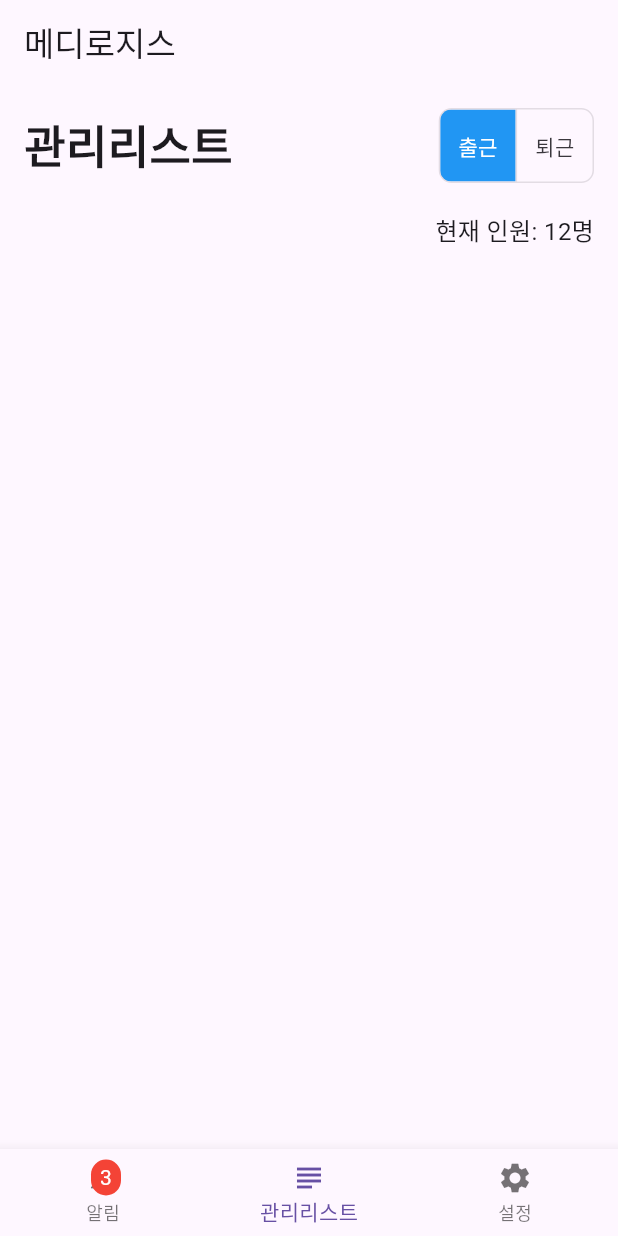
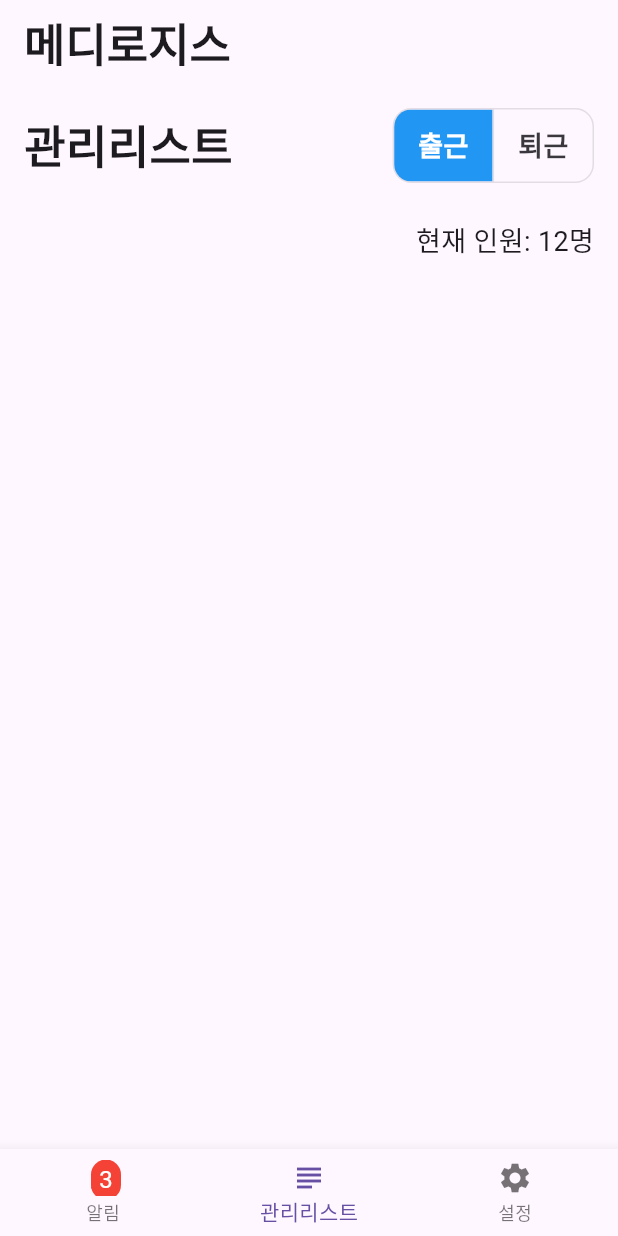
Before and after one commit to daniel4191/flutter_medi, a Flutter app: the screen it shows after launch, item 2 of the bottom bar chosen, after a tap on "출근", on a phone screen of 412 x 824 dp. Run offline on Flutter 3.47's test engine with Material 3 defaults, Android fonts, the phone set to English and light mode, and no system bars.

Commit message:
more adjust to better way

```diff
--- a/lib/main.dart
+++ b/lib/main.dart
@@ -47,7 +47,7 @@ class _MyAppState extends State<MyApp> {
     return MaterialApp(
       title: '메디로지스 알림',
       home: Scaffold(
-        appBar: AppBar(title: const Text('메디로지스')),
+        appBar: AppBar(title: const Text('메디로지스', style: const TextStyle(fontSize: 30, fontWeight: FontWeight.bold))),
         body: pages[_selectedIndex],
         bottomNavigationBar: BottomNavigationBar(
           currentIndex: _selectedIndex,
@@ -65,7 +65,7 @@ class _MyAppState extends State<MyApp> {
                         padding: const EdgeInsets.all(2),
                         decoration: BoxDecoration(
                           color: Colors.red,
-                          borderRadius: BorderRadius.circular(10),
+                          borderRadius: BorderRadius.circular(20),
                         ),
                         constraints: const BoxConstraints(
                           minWidth: 20,
@@ -75,7 +75,7 @@ class _MyAppState extends State<MyApp> {
                           unreadCount > 99 ? '99+' : '$unreadCount',
                           style: const TextStyle(
                             color: Colors.white,
-                            fontSize: 14,
+                            fontSize: 16,
                           ),
                           textAlign: TextAlign.center,
                         ),
@@ -116,8 +116,8 @@ class HomePage extends StatelessWidget {
         return GestureDetector(
           onTap: () => onRead(index),
           child: Card(
-            color: isRead ? Colors.white : Colors.amber[100],
-            shape: RoundedRectangleBorder(borderRadius: BorderRadius.circular(12)),
+            color: isRead ? Colors.white : Colors.amber[800],
+            shape: RoundedRectangleBorder(borderRadius: BorderRadius.circular(22)),
             child: ListTile(
               title: Text(notifications[index]),
               subtitle: Text(isRead ? '읽음' : '새 알림'),
@@ -158,26 +158,26 @@ class _ManagePageState extends State<ManagePage> {
                     isWork = index == 0;
                   });
                 },
-                borderRadius: BorderRadius.circular(8),
+                borderRadius: BorderRadius.circular(12),
                 selectedColor: Colors.white,
                 fillColor: Colors.blue,
                 children: const [
                   Padding(
-                    padding: EdgeInsets.symmetric(horizontal: 12),
-                    child: Text('출근'),
+                    padding: EdgeInsets.symmetric(horizontal: 16),
+                    child: Text('출근', style: const TextStyle(fontSize: 18, fontWeight: FontWeight.bold)),
                   ),
                   Padding(
-                    padding: EdgeInsets.symmetric(horizontal: 12),
-                    child: Text('퇴근'),
+                    padding: EdgeInsets.symmetric(horizontal: 16),
+                    child: Text('퇴근', style: const TextStyle(fontSize: 18, fontWeight: FontWeight.bold)),
                   ),
                 ],
               ),
             ],
           ),
-          const SizedBox(height: 20),
+          const SizedBox(height: 25),
           Align(
             alignment: Alignment.centerRight,
-            child: Text('현재 인원: $people명', style: const TextStyle(fontSize: 16)),
+            child: Text('현재 인원: $people명', style: const TextStyle(fontSize: 18)),
           ),
         ],
       ),
```
